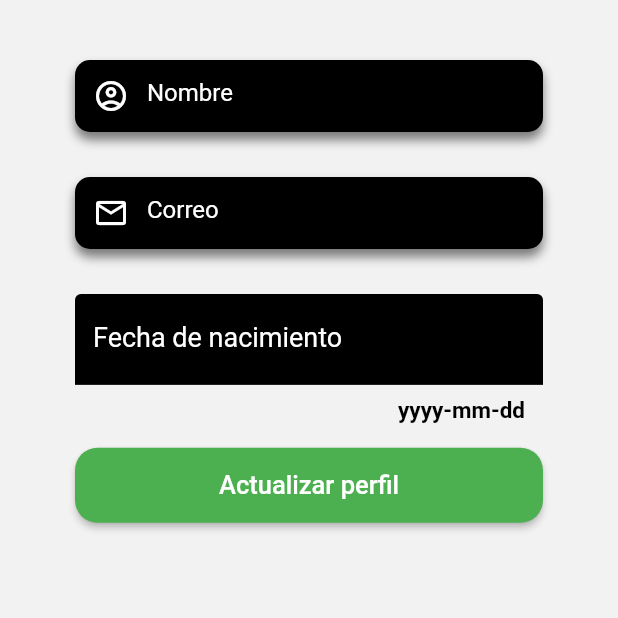
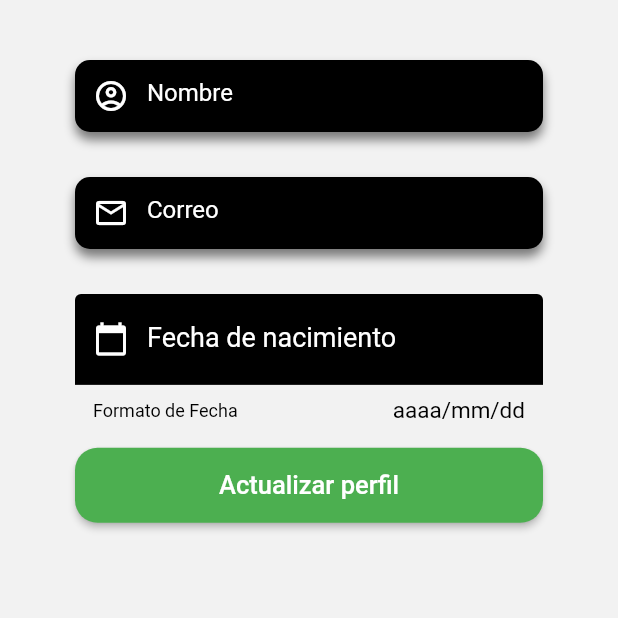
Before and after one commit to carlosnoe7/lobozoo, a Flutter app: the PagInicio screen opened directly, on a phone screen of 412 x 824 dp, the top half of it. Run offline on Flutter 3.47's test engine with Material 2 defaults, Android fonts, the phone set to English and light mode, and no system bars; drawn by our look-alikes of datetime_picker_formfield; our stand-ins replace flutter_secure_storage; accounts and stored records are empty.

```diff
--- a/lib/main.dart
+++ b/lib/main.dart
@@ -24,8 +24,6 @@ class Lobozoo extends StatelessWidget {
         GlobalMaterialLocalizations.delegate
       ],
       supportedLocales: [
-        const Locale('en'),
-        const Locale('fr'),
         const Locale('es'),
       ],
       title: 'Lobozoo',
--- a/lib/screens/pag_inicio.dart
+++ b/lib/screens/pag_inicio.dart
@@ -76,19 +76,22 @@ class __FormState extends State<_Form> {
           ),
           DateTimeField(
             format: format,
+            style:const TextStyle(color: Colors.white),
             decoration: const InputDecoration(
               labelText: 'Fecha de nacimiento',
               labelStyle: TextStyle(color: Colors.white, fontSize: 18, fontWeight: FontWeight.normal),
               filled: true,
               fillColor: Colors.black,
-              // prefixIcon: Icon(Icons.calendar_today, color: Colors.white),
-              // hintStyle: TextStyle(color: Colors.white),
-              counterText: 'yyyy-mm-dd',
-              helperStyle: TextStyle(color: Colors.black, fontSize: 15, fontWeight: FontWeight.bold),
+              prefixIcon: Icon(Icons.calendar_today, color: Colors.white),
+              counterText: 'aaaa/mm/dd',
+              counterStyle: TextStyle(color: Colors.black,fontSize: 15, fontWeight: FontWeight.normal),
+              helperText: 'Formato de Fecha',
+              helperStyle: TextStyle(color: Colors.black, fontSize: 12, fontWeight: FontWeight.normal),
             ),
             onShowPicker: (context, currentValue) async {
               final date = await showDatePicker(
                 locale : const Locale("es","ES"),
+                initialEntryMode: DatePickerEntryMode.input,
                 context: context,
                 firstDate: DateTime(1900),
                 lastDate: DateTime(2100),
@@ -96,7 +99,6 @@ class __FormState extends State<_Form> {
                 cancelText: 'Cancelar',
                 initialDate: currentValue ?? DateTime.now(),
                 helpText: 'Selecciona tu fecha de nacimiento',
-                initialEntryMode: DatePickerEntryMode.calendarOnly,
               );
                 if (date != null) {
                   return date;
```
Also changed, not shown: 2 other files.
